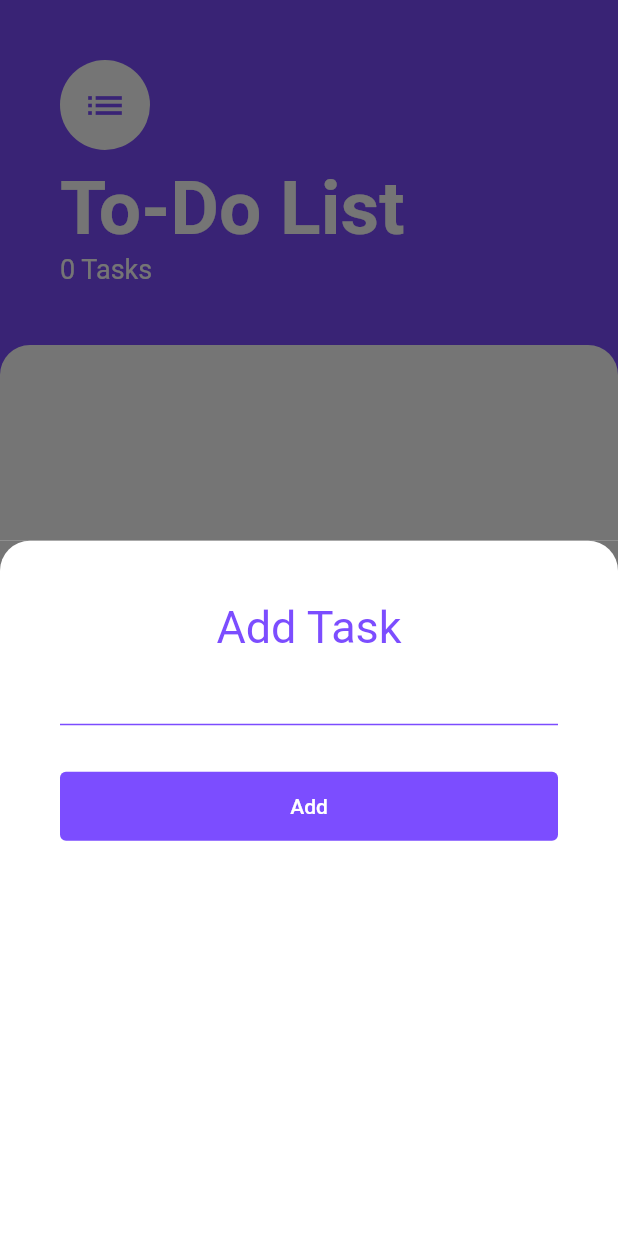
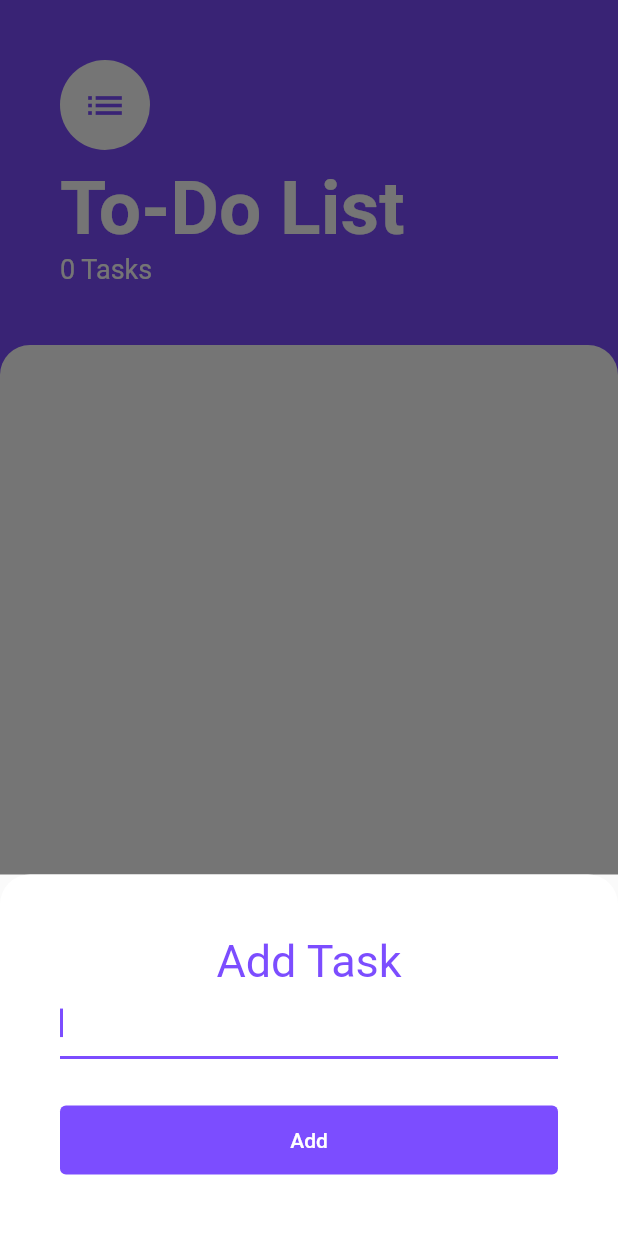
Before and after one commit to atinydev/todo_list_flutter, a Flutter app: the screen it shows after launch, after a tap on the "add" icon, on a phone screen of 412 x 824 dp. Run offline on Flutter 3.47's test engine with Material 2 defaults, Android fonts, the phone set to English and light mode, and no system bars.

```diff
--- a/lib/screens/add_task_screen.dart
+++ b/lib/screens/add_task_screen.dart
@@ -12,7 +12,11 @@ class AddTaskScreen extends StatelessWidget {
   @override
   Widget build(BuildContext context) {
     final tasksProvider = Provider.of<TasksProvider>(context, listen: false);
-    return Stack(
+    return SingleChildScrollView(
+      padding: EdgeInsets.only(
+        bottom: MediaQuery.of(context).viewInsets.bottom,
+      ),
+      child: Stack(
         children: [
           Container(
             color: const Color(0xff757575),
@@ -36,18 +40,13 @@ class AddTaskScreen extends StatelessWidget {
                       tasksProvider.newTask = value.trim();
                     }
                   },
+                  autofocus: true,
                   cursorColor: Theme.of(context).primaryColor,
                 ),
                 const SizedBox(
                   height: 30,
                 ),
                 ElevatedButton(
-                style: ElevatedButton.styleFrom(
-                  padding: const EdgeInsets.all(15),
-                  elevation: 0,
-                  primary: Theme.of(context).primaryColor,
-                  minimumSize: const Size.fromHeight(0),
-                ),
                   onPressed: () {
                     if (tasksProvider.newTask != '') {
                       tasksProvider.addTask();
@@ -60,6 +59,7 @@ class AddTaskScreen extends StatelessWidget {
             ),
           ),
         ],
+      ),
     );
   }
 }
--- a/lib/screens/tasks_screns.dart
+++ b/lib/screens/tasks_screns.dart
@@ -70,6 +70,7 @@ class TasksScreen extends StatelessWidget {
       floatingActionButton: FloatingActionButton(
         onPressed: () {
           showModalBottomSheet(
+            isScrollControlled: true,
             context: context,
             builder: (context) {
               return const AddTaskScreen();
--- a/lib/theme/theme.dart
+++ b/lib/theme/theme.dart
@@ -28,6 +28,14 @@ class AppTheme {
           ),
         ),
       ),
+      elevatedButtonTheme: ElevatedButtonThemeData(
+        style: ElevatedButton.styleFrom(
+          padding: const EdgeInsets.all(15),
+          elevation: 0,
+          primary: primaryColor,
+          minimumSize: const Size.fromHeight(0),
+        ),
+      )
       // textTheme: lightTextTheme,
       );
 
```
Lines whose indentation alone changed are shown as unchanged.
